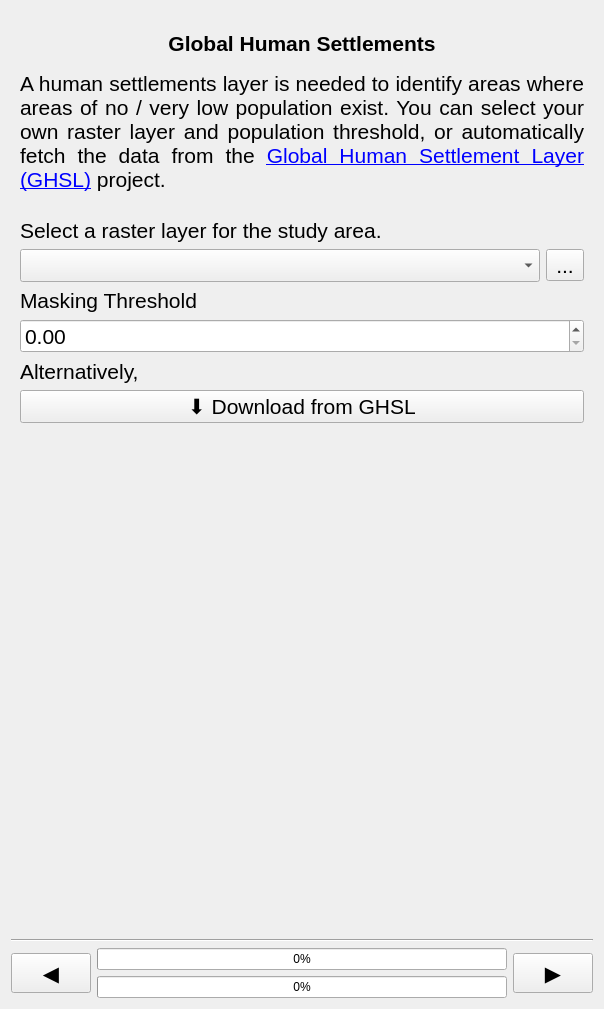
This is geest/ui/ghsl_panel_base.ui in worldbank/GEEST as Qt 5 draws it before an edit. The edited form follows.
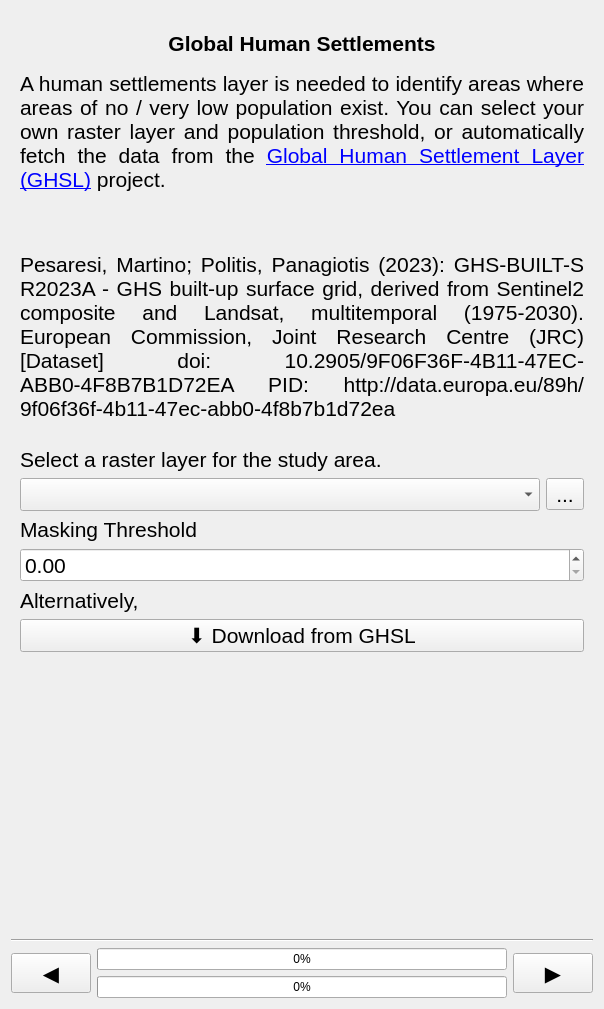
This is the edited form. Icons and pictures are not drawn. Custom widgets are drawn as their Qt base class.

Commit message: Reclassify ghsl layers works

Patch:
```diff
--- a/geest/ui/ghsl_panel_base.ui
+++ b/geest/ui/ghsl_panel_base.ui
@@ -286,7 +286,7 @@
           </font>
          </property>
          <property name="text">
-          <string>&lt;html&gt;&lt;head/&gt;&lt;body&gt;&lt;p&gt;A human settlements layer is needed to identify areas where areas of no / very low population exist. You can select your own raster layer and population threshold, or automatically fetch the data from the &lt;a href=&quot;https://human-settlement.emergency.copernicus.eu/&quot;&gt;&lt;span style=&quot; text-decoration: underline; color:#0000ff;&quot;&gt;Global Human Settlement Layer (GHSL)&lt;/span&gt;&lt;/a&gt; project.&lt;/p&gt;&lt;/body&gt;&lt;/html&gt;</string>
+          <string>&lt;html&gt;&lt;head/&gt;&lt;body&gt;&lt;p&gt;A human settlements layer is needed to identify areas where areas of no / very low population exist. You can select your own raster layer and population threshold, or automatically fetch the data from the &lt;a href=&quot;https://human-settlement.emergency.copernicus.eu/&quot;&gt;&lt;span style=&quot; text-decoration: underline; color:#0000ff;&quot;&gt;Global Human Settlement Layer (GHSL)&lt;/span&gt;&lt;/a&gt; project.&lt;br/&gt;&lt;br/&gt;&lt;/p&gt;&lt;p&gt;Pesaresi, Martino; Politis, Panagiotis (2023): GHS-BUILT-S R2023A - GHS built-up surface grid, derived from Sentinel2 composite and Landsat, multitemporal (1975-2030). European Commission, Joint Research Centre (JRC) [Dataset] doi: 10.2905/9F06F36F-4B11-47EC-ABB0-4F8B7B1D72EA PID: http://data.europa.eu/89h/9f06f36f-4b11-47ec-abb0-4f8b7b1d72ea &lt;/p&gt;&lt;/body&gt;&lt;/html&gt;</string>
          </property>
          <property name="textFormat">
           <enum>Qt::MarkdownText</enum>
```
The commit also changes 4 other files.
